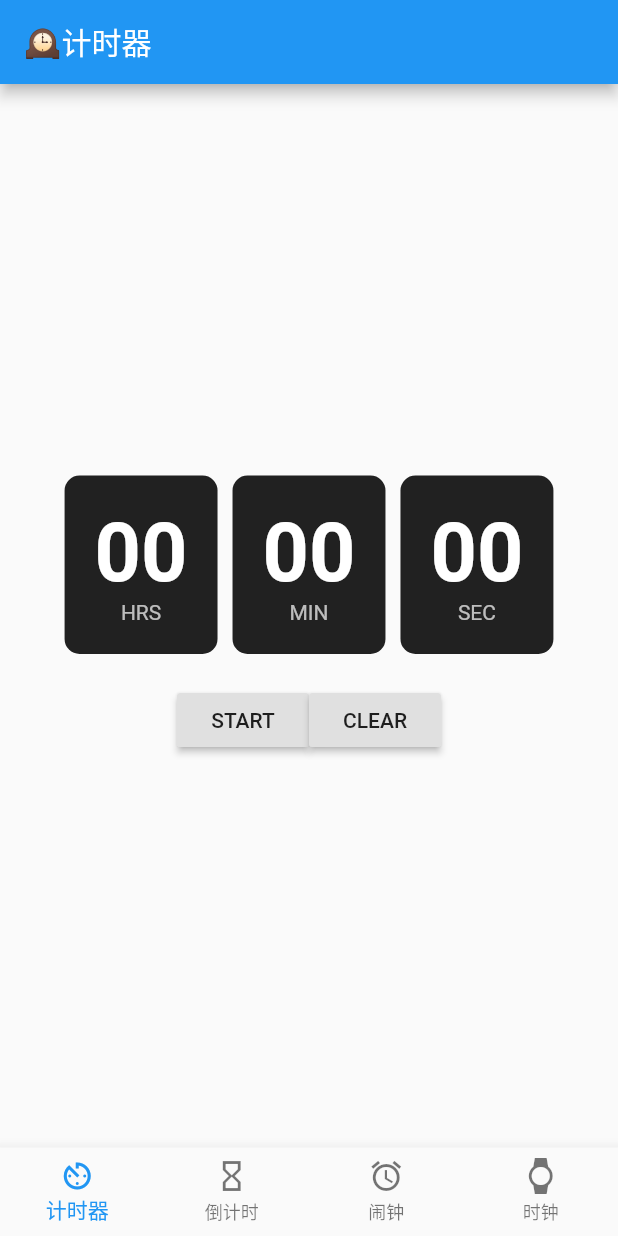
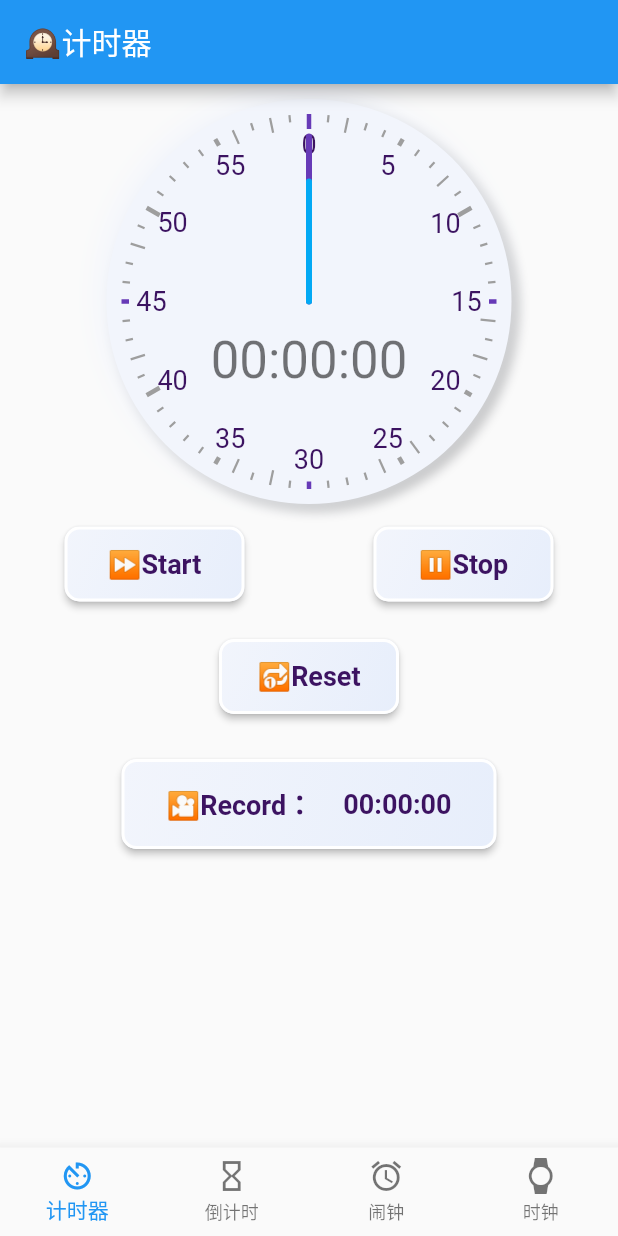
Before and after one commit to kubi-lxd/techtrainingcamp-client-4, a Flutter app: the screen it shows after launch, on a phone screen of 412 x 824 dp. Run offline on Flutter 3.47's test engine with Material 2 defaults, Android fonts, the phone set to English and light mode, and no system bars; our stand-ins replace flutter_datetime_picker.

Commit message:
feat: repaint MyTimer UI to StopWatch

```diff
--- a/lib/index.dart
+++ b/lib/index.dart
@@ -1,11 +1,10 @@
 import 'package:flutter/material.dart';
-import 'test.dart';
+import 'stopwatch/stopwatch.dart';
 import 'navigation.dart';
 import 'pages/mytimer.dart';
 import 'pages/mycountdowntimer.dart';
 import 'pages/myalarm.dart';
 import 'pages/myclock.dart';
-
 
 class Index extends StatefulWidget {
   //  固定的写法
@@ -67,11 +66,11 @@ class _IndexState extends State<Index> with TickerProviderStateMixin {
 
     // 将我们 bottomBar 上面的按钮图标对应的页面存放起来，方便我们在点击的时候
     _pageList = <StatefulWidget>[
-      new MyTimer(),
+      new StopWatches(),
       new MyCountdownTimer(),
       new MyAlarm(),
       new MyClock(),
-      // new EmptyPage(),
+      // new StopWatches(),
     ];
     _currentPage = _pageList[_currentIndex];
   }
--- a/lib/pages/myalarm.dart
+++ b/lib/pages/myalarm.dart
@@ -15,7 +15,10 @@ class ClockDate {
   // ClockDate(this.chour, this.cmin, this.csec, this.state);
 }
 
-List<ClockDate> cdlist = [];
+DateTime now = DateTime.now();
+List<ClockDate> cdlist = [
+  ClockDate(now.hour, now.minute, now.second, true, '闹钟')
+];
 
 class MyAlarm extends StatefulWidget {
   @override
@@ -92,9 +95,9 @@ class MyAlarmPageState extends State<MyAlarm> {
                   mainAxisAlignment: MainAxisAlignment.spaceBetween,
                   children: <Widget>[
                     Text(
-                      '${data.chour}:${data.cmin}:${data.csec}',
+                      '${data.chour.toString().padLeft(2,'0')}:${data.cmin.toString().padLeft(2,'0')}:${data.csec.toString().padLeft(2,'0')}',
                       style: TextStyle(
-                        fontSize: 18,
+                        fontSize: 22,
                         fontWeight: FontWeight.w500,
                         color: Color(0xFF333333),
                       ),
@@ -117,7 +120,7 @@ class MyAlarmPageState extends State<MyAlarm> {
                   maxLines: 1,
                   overflow: TextOverflow.ellipsis,
                   style: TextStyle(
-                    fontSize: 15,
+                    fontSize: 18,
                     color: Color(0xFF999999),
                   ),
                 ),
--- a/lib/pages/mycountdowntimer.dart
+++ b/lib/pages/mycountdowntimer.dart
@@ -1,5 +1,6 @@
 import 'package:flutter/cupertino.dart';
 import 'package:flutter/material.dart';
+import '../stopwatch/fancyButton.dart';
 
 // 倒计时
 
@@ -150,7 +151,7 @@ class MyCountdownTimerState extends State<MyCountdownTimer>
                                         "设置时间🙂",
                                         style: TextStyle(fontSize: 16),
                                       ),
-                                      // color: Colors.blue,
+                                      color: Colors.lightBlue,
                                       shape: RoundedRectangleBorder(
                                         borderRadius: BorderRadius.circular(10),
                                       ),
--- /dev/null
+++ b/lib/stopwatch/clockDialog.dart
@@ -0,0 +1,69 @@
+import 'dart:math';
+
+import 'package:flutter/material.dart';
+import 'constantNumbers.dart';
+
+class ClockDialog extends CustomPainter {
+  final hourTickMarkLength = 10.0;
+  final minuteTickMarkLength = 5.0;
+
+  final hourTickMarkWidth = 3.0;
+  final minuteTickMarkWidth = 1.5;
+
+  final Paint tickPaint;
+  final TextPainter textPainter;
+  final TextStyle textStyle;
+
+  ClockDialog()
+      : tickPaint = Paint(),
+        textPainter = TextPainter(
+          textAlign: TextAlign.center,
+          textDirection: TextDirection.rtl,
+        ),
+        textStyle = TextStyle(
+          color: Color(User_Colors().purple),
+          fontSize: 18.0,
+        );
+
+  @override
+  void paint(Canvas canvas, Size size) {
+    var tickMarkLength;
+    final angle = 2 * pi / 60;
+    final radius = size.width / 2;
+    canvas.save();
+
+    canvas.translate(radius, radius);
+    for (var i = 0; i < 60; i++) {
+      tickPaint.color = i % 15 == 0 ? Colors.deepPurple : Colors.grey;
+      tickMarkLength = i & 5 == 0 ? hourTickMarkLength : minuteTickMarkLength;
+      tickPaint.strokeWidth =
+          i % 5 == 0 ? hourTickMarkWidth : minuteTickMarkWidth;
+      canvas.drawLine(Offset(0.0, -radius),
+          Offset(0.0, -radius + tickMarkLength), tickPaint);
+
+      if (i % 5 == 0) {
+        canvas.save();
+        canvas.translate(0.0, -radius + 20.0);
+
+        textPainter.text = TextSpan(
+          text: '$i',
+          style: textStyle,
+        );
+
+        canvas.rotate(-angle * i);
+
+        textPainter.layout();
+        textPainter.paint(canvas,
+            Offset(-(textPainter.width / 2), -(textPainter.height / 2)));
+        canvas.restore();
+      }
+      canvas.rotate(angle);
+    }
+    canvas.restore();
+  }
+
+  @override
+  bool shouldRepaint(CustomPainter oldDelegate) {
+    return false;
+  }
+}
--- /dev/null
+++ b/lib/stopwatch/clockFace.dart
@@ -0,0 +1,43 @@
+import 'package:flutter/material.dart';
+import 'constantNumbers.dart';
+
+class ClockFace extends StatelessWidget {
+  final double width;
+  final double height;
+
+  ClockFace({this.width, this.height});
+
+  @override
+  Widget build(BuildContext context) {
+    return Container(
+      width: this.width,
+      height: this.height,
+      decoration: BoxDecoration(
+        color: Color(User_Colors().silver),
+        shape: BoxShape.circle,
+        boxShadow: [
+          BoxShadow(
+              color: Colors.grey[400],
+              offset: Offset(4.0, 4.0),
+              blurRadius: 5.0,
+              spreadRadius: 1.0),
+          BoxShadow(
+              color: Color(User_Colors().silver),
+              offset: Offset(-4.0, -4.0),
+              blurRadius: 15.0,
+              spreadRadius: 1.0),
+        ],
+      ),
+      child: Center(
+        child: Container(
+          width: 5.0,
+          height: 5.0,
+          decoration: BoxDecoration(
+            shape: BoxShape.circle,
+            color: Colors.white,
+          ),
+        ),
+      ),
+    );
+  }
+}
--- /dev/null
+++ b/lib/stopwatch/constantNumbers.dart
@@ -0,0 +1,60 @@
+import 'package:flutter/material.dart';
+
+class User_Colors {
+  int purple = 0xff3c1361;
+  int red = 0xffff2525;
+  int brightYellow = 0xffffe03d;
+  int midYellow = 0xffffd03d;
+  int yellow = 0xffffc03d;
+  int silver = 0xfff2f5fc;
+  int darkSilver = 0xffe7eefb;
+}
+
+const int purple = 0xff3c1361;
+const int red = 0xffff2525;
+const int brightYellow = 0xffffe03d;
+const int midYellow = 0xffffd03d;
+const int yellow = 0xffffc03d;
+const int silver = 0xfff2f5fc;
+const int darkSilver = 0xffe7eefb;
+
+const kBoxDecoration = BoxDecoration(
+  border: Border(
+    right: BorderSide(width: 2, color: Colors.white),
+    left: BorderSide(width: 2, color: Colors.white),
+    top: BorderSide(width: 2, color: Colors.white),
+    bottom: BorderSide(width: 2, color: Colors.white),
+  ),
+  borderRadius: BorderRadius.all(
+    Radius.circular(40.0),
+  ),
+);
+
+const kAlarmText = TextStyle(
+  fontSize: 26.0,
+  color: Color(purple),
+);
+
+const kAlarmNumber = TextStyle(
+  fontSize: 40.0,
+  color: Color(purple),
+);
+
+const kActiveButtonGradient = LinearGradient(
+  begin: Alignment.bottomRight,
+  end: Alignment.topLeft,
+  colors: <Color>[
+    Color(0xffffc03d),
+    Color(0xffffd03d),
+    Color(0xffffe03d),
+  ],
+);
+
+const kInActiveButtonGradient = LinearGradient(
+  begin: Alignment.bottomRight,
+  end: Alignment.topLeft,
+  colors: <Color>[
+    Color(0xffe7eefb),
+    Color(0xfff2f5fc),
+  ],
+);
--- /dev/null
+++ b/lib/stopwatch/fancyButton.dart
@@ -0,0 +1,49 @@
+import 'package:flutter/material.dart';
+import 'constantNumbers.dart';
+
+class FancyButton extends StatefulWidget {
+  final String label;
+  final Function onPress;
+  final LinearGradient gradient;
+
+  FancyButton({this.label, this.onPress, this.gradient});
+  @override
+  _FancyButtonState createState() => _FancyButtonState();
+}
+
+class _FancyButtonState extends State<FancyButton> {
+  @override
+  Widget build(BuildContext context) {
+    return RaisedButton(
+      shape: RoundedRectangleBorder(
+        borderRadius: BorderRadius.circular(10.0),
+        side: BorderSide(color: Colors.white, width: 2.0),
+      ),
+      padding: const EdgeInsets.all(0.0),
+      child: Ink(
+        decoration: BoxDecoration(
+          gradient: widget.gradient,
+          borderRadius: BorderRadius.all(
+            Radius.circular(10.0),
+          ),
+        ),
+        child: Container(
+          width: 120.0,
+          height: 50.0,
+          alignment: Alignment.center,
+          child: Text(
+            '${widget.label}',
+            style: TextStyle(
+              color: Color(User_Colors().purple),
+              fontSize: 18,
+              // fontFamily: 'Varela',
+              fontWeight: FontWeight.bold,
+            ),
+            textAlign: TextAlign.center,
+          ),
+        ),
+      ),
+      onPressed: widget.onPress,
+    );
+  }
+}
--- /dev/null
+++ b/lib/stopwatch/stopwatch.dart
@@ -0,0 +1,307 @@
+import 'dart:async';
+import 'package:flutter/cupertino.dart';
+import 'constantNumbers.dart';
+import 'dart:core';
+import 'package:flutter/material.dart';
+import 'clockFace.dart';
+import 'clockDialog.dart';
+import 'fancyButton.dart';
+import 'package:vector_math/vector_math_64.dart' as Vector;
+import 'dart:math';
+
+enum ButtonState { Start, Stop, Reset }
+
+class StopWatches extends StatefulWidget {
+  @override
+  _StopWatchState createState() => _StopWatchState();
+}
+
+class _StopWatchState extends State<StopWatches> {
+  String timeToDisplay = '00:00:00', lap = '00:00:00', prevLap = '00:00:00';
+  ButtonState button;
+  var swatch = Stopwatch();
+  final dur = const Duration(seconds: 1);
+  double sec, min;
+
+  @override
+  void initState() {
+    sec = 0;
+    min = 0;
+    super.initState();
+  }
+
+  @override
+  void dispose() {
+    super.dispose();
+  }
+
+  void startTimer() {
+    Timer.periodic(Duration(seconds: 1),
+        (Timer t) => TimerHands(seconds: sec, minutes: min));
+    Timer(dur, keepRunning);
+  }
+
+  void keepRunning() {
+    if (swatch.isRunning) {
+      startTimer();
+    }
+    setState(() {
+      min = (swatch.elapsed.inMinutes % 60).toDouble();
+      sec = (swatch.elapsed.inSeconds % 60).toDouble();
+      timeToDisplay = swatch.elapsed.inHours.toString().padLeft(2, '0') +
+          ':' +
+          (swatch.elapsed.inMinutes % 60).toString().padLeft(2, '0') +
+          ':' +
+          (swatch.elapsed.inSeconds % 60).toString().padLeft(2, '0');
+    });
+  }
+
+  void startStopWatch() {
+    swatch.start();
+    startTimer();
+  }
+
+  void stopStopWatch() {
+    swatch.stop();
+    lap = lapTime().substring(0, 7);
+    prevLap = timeToDisplay;
+  }
+
+  String lapTime() {
+    Duration laps = parseDuration(prevLap, timeToDisplay);
+    return laps.toString();
+  }
+
+  Duration parseDuration(String s, String t) {
+    int phours = 0;
+    int pminutes = 0;
+    int pseconds = 0;
+    List<String> pTime = s.split(':');
+    List<String> cTime = t.split(':');
+    if (pTime.length > 2) {
+      phours = int.parse(cTime[cTime.length - 3]) -
+          int.parse(pTime[pTime.length - 3]);
+    }
+    if (pTime.length > 1) {
+      pminutes = int.parse(cTime[cTime.length - 2]) -
+          int.parse(pTime[pTime.length - 2]);
+    }
+    pseconds =
+        int.parse(cTime[cTime.length - 1]) - int.parse(pTime[pTime.length - 1]);
+
+    return Duration(hours: phours, minutes: pminutes, seconds: pseconds);
+  }
+
+  void resetStopWatch() {
+    swatch.stop();
+    swatch.reset();
+    sec = 0;
+    min = 0;
+    timeToDisplay = '00:00:00';
+    lap = '00:00:00';
+    prevLap = '00:00:00';
+  }
+
+  @override
+  Widget build(BuildContext context) {
+    return new MaterialApp(
+      debugShowCheckedModeBanner: false,
+      home: new Scaffold(
+        appBar: new AppBar(
+          title: Text('🕰计时器'),
+        ),
+        body: new Center(
+          child: Column(
+            children: <Widget>[
+              SizedBox(
+                height: 10.0,
+              ),
+              Stack(
+                alignment: Alignment.center,
+                children: <Widget>[
+                  Center(
+                    child: ClockFace(
+                      height: 270.0,
+                      width: 270.0,
+                    ),
+                  ),
+                  Center(
+                    child: Container(
+                      child: CustomPaint(
+                        size: Size(250, 250),
+                        painter: ClockDialog(),
+                      ),
+                    ),
+                  ),
+                  Padding(
+                    padding: const EdgeInsets.only(top: 78.0),
+                    child: Center(
+                      child: Text(
+                        '$timeToDisplay',
+                        style: Theme.of(context).textTheme.headline4,
+                        // style: TextStyle(fontSize: 14.0, fontFamily: 'Varela',),
+                      ),
+                    ),
+                  ),
+                  Center(
+                    child: CustomPaint(
+                      painter: TimerHands(seconds: sec, minutes: min),
+                    ),
+                  ),
+                ],
+              ),
+              SizedBox(
+                height: 15,
+              ),
+              Row(
+                mainAxisAlignment: MainAxisAlignment.spaceAround,
+                children: <Widget>[
+                  Container(
+                    child: FancyButton(
+                      label: '⏩Start',
+                      onPress: () {
+                        setState(() {
+                          button = ButtonState.Start;
+                          startStopWatch();
+                        });
+                      },
+                      gradient: button == ButtonState.Start
+                          ? kActiveButtonGradient
+                          : kInActiveButtonGradient,
+                    ),
+                  ),
+                  Container(
+                    child: FancyButton(
+                      label: '⏸Stop',
+                      onPress: () {
+                        setState(() {
+                          button = ButtonState.Stop;
+                          stopStopWatch();
+                        });
+                      },
+                      gradient: button == ButtonState.Stop
+                          ? kActiveButtonGradient
+                          : kInActiveButtonGradient,
+                    ),
+                  ),
+                ],
+              ),
+              SizedBox(
+                height: 25.0,
+              ),
+              Container(
+                child: FancyButton(
+                  label: '🔂Reset',
+                  onPress: () {
+                    setState(() {
+                      button = ButtonState.Reset;
+                      resetStopWatch();
+                    });
+                  },
+                  gradient: button == ButtonState.Reset
+                      ? kActiveButtonGradient
+                      : kInActiveButtonGradient,
+                ),
+              ),
+              SizedBox(
+                height: 30.0,
+              ),
+              RaisedButton(
+                shape: RoundedRectangleBorder(
+                  borderRadius: BorderRadius.circular(10.0),
+                  side: BorderSide(color: Colors.white, width: 2.0),
+                ),
+                padding: const EdgeInsets.all(0.0),
+                child: Ink(
+                  decoration: BoxDecoration(
+                    gradient: kInActiveButtonGradient,
+                    borderRadius: BorderRadius.all(
+                      Radius.circular(10.0),
+                    ),
+                  ),
+                  child: Container(
+                    width: 250.0,
+                    height: 60.0,
+                    padding: EdgeInsets.symmetric(horizontal: 30.0),
+                    alignment: Alignment.centerLeft,
+                    child: Row(
+                      mainAxisAlignment: MainAxisAlignment.spaceBetween,
+                      children: <Widget>[
+                        Text(
+                          '🎦Record：',
+                          style: TextStyle(
+                            fontSize: 18,
+                            fontWeight: FontWeight.bold,
+                            color: Color(User_Colors().purple),
+                          ),
+                          textAlign: TextAlign.center,
+                        ),
+                        Text(
+                          lap,
+                          style: TextStyle(
+                            fontSize: 18,
+                            // fontFamily: 'Varela',
+                            fontWeight: FontWeight.bold,
+                            color: Color(User_Colors().purple),
+                          ),
+                          textAlign: TextAlign.center,
+                        ),
+                      ],
+                    ),
+                  ),
+                ),
+                onPressed: () {},
+              ),
+            ],
+          ),
+        ),
+      ),
+    );
+  }
+}
+
+class TimerHands extends CustomPainter {
+  TimerHands({this.seconds, this.minutes});
+  double seconds;
+  double minutes;
+  @override
+  void paint(Canvas canvas, Size size) {
+//    print(seconds);
+    var angle = Vector.radians(90);
+    canvas.rotate(angle);
+    final paint = Paint()..strokeCap = StrokeCap.round;
+    var center = Offset((size.width / 2), (size.height / 2));
+
+    final secondsP1 = center;
+    double secondsDegree = 360 / 60 * seconds;
+    double x = (size.width / 1) +
+        (size.width / 1 - 110) * cos(Vector.radians(secondsDegree));
+    double y = (size.width / 1) +
+        (size.width / 1 - 110) * sin(Vector.radians(secondsDegree));
+    final secondsP2 = Offset(x, y);
+    // 分针颜色
+    // paint.color = Color(User_Colors().red);
+    paint.color = Colors.deepPurple;
+    paint.strokeWidth = 4;
+    canvas.drawLine(secondsP1, secondsP2, paint);
+
+    final minutesP1 = center;
+    double minutesDegree = 360 / 60 * minutes;
+    x = (size.width / 1) +
+        (size.width / 1 - 80) * cos(Vector.radians(minutesDegree));
+    y = (size.width / 1) +
+        (size.width / 1 - 80) * sin(Vector.radians(minutesDegree));
+
+    final minutesP2 = Offset(x, y);
+    // 时针颜色
+    // paint.color = Color(User_Colors().brightYellow);
+    paint.color = Colors.lightBlue;
+    paint.strokeWidth = 4;
+    canvas.drawLine(minutesP1, minutesP2, paint);
+  }
+
+  @override
+  bool shouldRepaint(CustomPainter oldDelegate) {
+    return false;
+  }
+}
```
Also changed, not shown: 1 other file.
